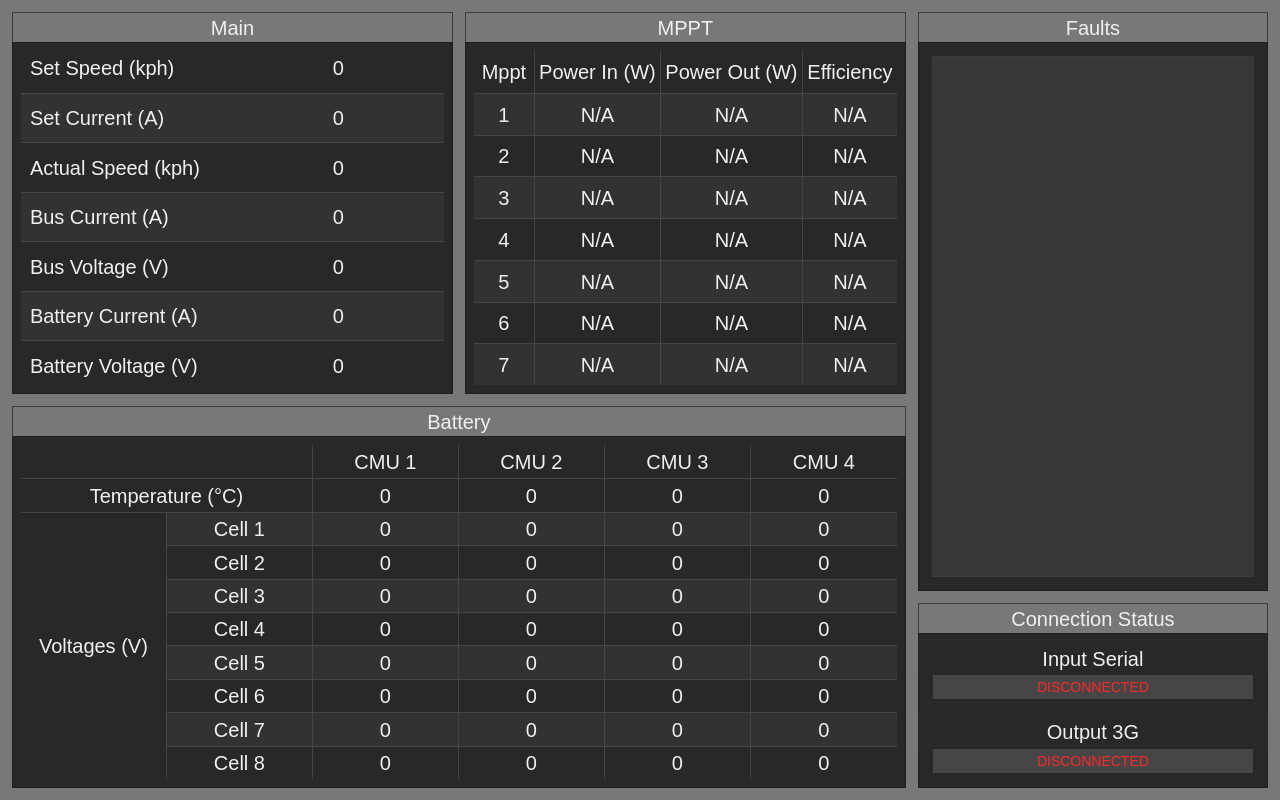
UCSolarCarTeam/Delta-Host-Telemetry, file CompactUI.ui: the form before one commit.
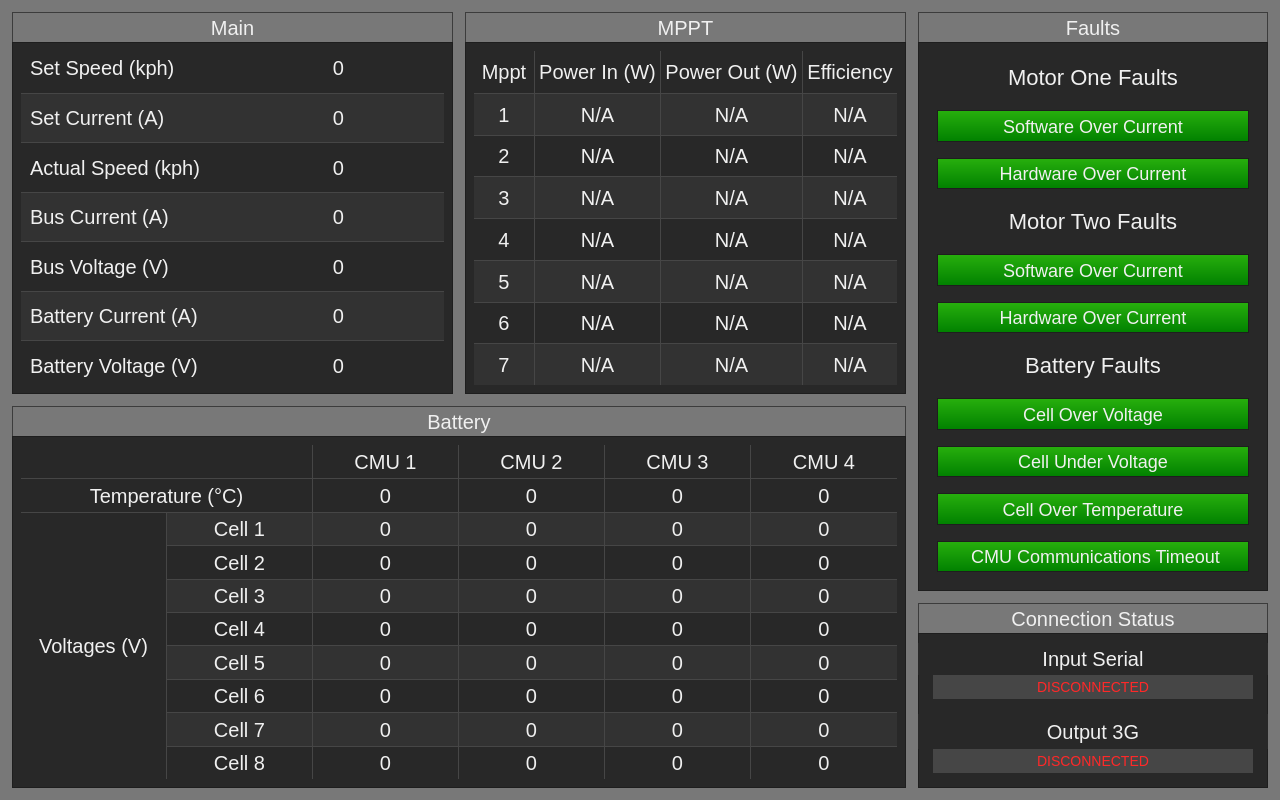
The form after the commit.

Commit message: restructured data layer, and added fault flags in place of fault history

```diff
--- a/CompactUI.ui
+++ b/CompactUI.ui
@@ -873,12 +873,13 @@
 border-width: 1px;
 padding: 4px;
 border-color:rgb(30,30,30);
+}
+QLabel{
+font-size: 18px;
+margin:5px;
 }</string>
            </property>
-           <layout class="QVBoxLayout" name="verticalLayout_5">
-            <property name="spacing">
-             <number>0</number>
-            </property>
+           <layout class="QGridLayout" name="gridLayout_6">
             <property name="leftMargin">
              <number>14</number>
             </property>
@@ -891,11 +892,149 @@
             <property name="bottomMargin">
              <number>14</number>
             </property>
-            <item>
-             <widget class="QTextEdit" name="historyTextEdit">
+            <item row="3" column="0" colspan="2">
+             <widget class="QLabel" name="motorTwoFaultsTitleLabel">
               <property name="styleSheet">
-               <string notr="true">background-color: rgb(55,55,55);
-border: 1px solid rgb(60,60,60);</string>
+               <string notr="true">border:none;
+font-size: 22px;</string>
+              </property>
+              <property name="text">
+               <string>Motor Two Faults</string>
+              </property>
+              <property name="alignment">
+               <set>Qt::AlignCenter</set>
+              </property>
+             </widget>
+            </item>
+            <item row="6" column="0" colspan="2">
+             <widget class="QLabel" name="batteryFaultsTitleLabel">
+              <property name="styleSheet">
+               <string notr="true">font-size: 22px;
+border:none;</string>
+              </property>
+              <property name="text">
+               <string>Battery Faults</string>
+              </property>
+              <property name="alignment">
+               <set>Qt::AlignCenter</set>
+              </property>
+             </widget>
+            </item>
+            <item row="7" column="0" colspan="2">
+             <widget class="QLabel" name="cellOverVoltageLabel">
+              <property name="styleSheet">
+               <string notr="true">background: qlineargradient(x1: 0, y1: 0, x2: 0, y2: 1,stop: 0 rgb(40, 176, 13), stop: 1 green);</string>
+              </property>
+              <property name="text">
+               <string>Cell Over Voltage</string>
+              </property>
+              <property name="alignment">
+               <set>Qt::AlignCenter</set>
+              </property>
+             </widget>
+            </item>
+            <item row="0" column="0" colspan="2">
+             <widget class="QLabel" name="motorOneFaultsTitleLabel">
+              <property name="styleSheet">
+               <string notr="true">font-size: 22px;
+border:none;</string>
+              </property>
+              <property name="text">
+               <string>Motor One Faults</string>
+              </property>
+              <property name="alignment">
+               <set>Qt::AlignCenter</set>
+              </property>
+             </widget>
+            </item>
+            <item row="10" column="0" colspan="2">
+             <widget class="QLabel" name="cmuCommunicationsTimeoutLabel">
+              <property name="styleSheet">
+               <string notr="true">background: qlineargradient(x1: 0, y1: 0, x2: 0, y2: 1,stop: 0 rgb(40, 176, 13), stop: 1 green);</string>
+              </property>
+              <property name="text">
+               <string> CMU Communications Timeout</string>
+              </property>
+              <property name="alignment">
+               <set>Qt::AlignCenter</set>
+              </property>
+             </widget>
+            </item>
+            <item row="9" column="0" colspan="2">
+             <widget class="QLabel" name="cellOverTemperatureLabel">
+              <property name="styleSheet">
+               <string notr="true">background: qlineargradient(x1: 0, y1: 0, x2: 0, y2: 1,stop: 0 rgb(40, 176, 13), stop: 1 green);</string>
+              </property>
+              <property name="text">
+               <string>Cell Over Temperature</string>
+              </property>
+              <property name="alignment">
+               <set>Qt::AlignCenter</set>
+              </property>
+             </widget>
+            </item>
+            <item row="8" column="0" colspan="2">
+             <widget class="QLabel" name="cellUnderVoltageLabel">
+              <property name="styleSheet">
+               <string notr="true">background: qlineargradient(x1: 0, y1: 0, x2: 0, y2: 1,stop: 0 rgb(40, 176, 13), stop: 1 green);</string>
+              </property>
+              <property name="text">
+               <string>Cell Under Voltage</string>
+              </property>
+              <property name="alignment">
+               <set>Qt::AlignCenter</set>
+              </property>
+             </widget>
+            </item>
+            <item row="1" column="0" colspan="2">
+             <widget class="QLabel" name="softwareOverCurrentLabel1">
+              <property name="styleSheet">
+               <string notr="true">background: qlineargradient(x1: 0, y1: 0, x2: 0, y2: 1,stop: 0 rgb(40, 176, 13), stop: 1 green);</string>
+              </property>
+              <property name="text">
+               <string>Software Over Current</string>
+              </property>
+              <property name="alignment">
+               <set>Qt::AlignCenter</set>
+              </property>
+             </widget>
+            </item>
+            <item row="2" column="0" colspan="2">
+             <widget class="QLabel" name="hardwareOverCurrentLabel1">
+              <property name="styleSheet">
+               <string notr="true">background: qlineargradient(x1: 0, y1: 0, x2: 0, y2: 1,stop: 0 rgb(40, 176, 13), stop: 1 green);</string>
+              </property>
+              <property name="text">
+               <string>Hardware Over Current</string>
+              </property>
+              <property name="alignment">
+               <set>Qt::AlignCenter</set>
+              </property>
+             </widget>
+            </item>
+            <item row="4" column="0" colspan="2">
+             <widget class="QLabel" name="softwareOverCurrentLabel2">
+              <property name="styleSheet">
+               <string notr="true">background: qlineargradient(x1: 0, y1: 0, x2: 0, y2: 1,stop: 0 rgb(40, 176, 13), stop: 1 green);</string>
+              </property>
+              <property name="text">
+               <string>Software Over Current</string>
+              </property>
+              <property name="alignment">
+               <set>Qt::AlignCenter</set>
+              </property>
+             </widget>
+            </item>
+            <item row="5" column="0" colspan="2">
+             <widget class="QLabel" name="hardwareOverCurrentLabel2">
+              <property name="styleSheet">
+               <string notr="true">background: qlineargradient(x1: 0, y1: 0, x2: 0, y2: 1,stop: 0 rgb(40, 176, 13), stop: 1 green);</string>
+              </property>
+              <property name="text">
+               <string>Hardware Over Current</string>
+              </property>
+              <property name="alignment">
+               <set>Qt::AlignCenter</set>
               </property>
              </widget>
             </item>
```
The commit also changes 5 other files.
